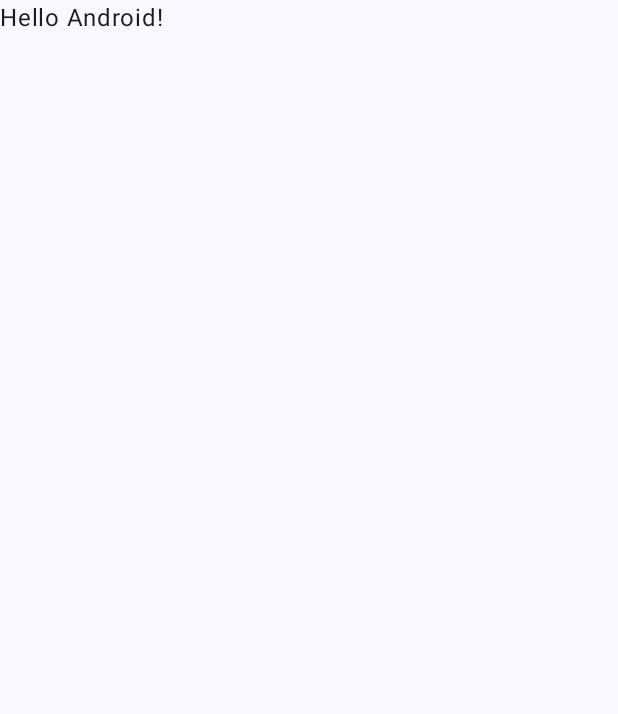
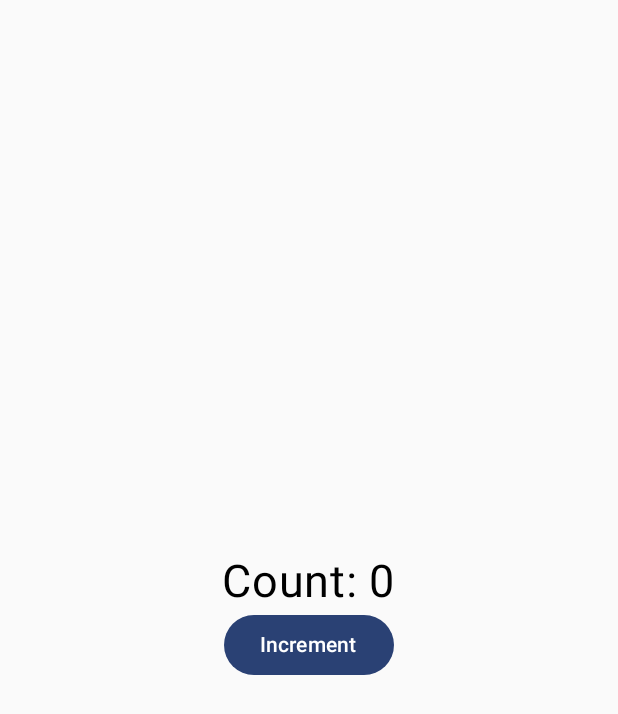
Before and after one commit to scamgi/kotlin-example, an Android app built with Jetpack Compose: the screen it shows after launch (MainActivity), on a phone screen of 412 x 824 dp. Before the commit the part shown is almost empty. Shown: the top 714 px of the screen. Run offline under Robolectric (Android 15) with nearby library versions, the phone set to English and light mode, and no system bars.

Commit message:
feat: create counter app

```diff
--- a/app/src/main/java/com/example/kotlinexample/MainActivity.kt
+++ b/app/src/main/java/com/example/kotlinexample/MainActivity.kt
@@ -4,13 +4,20 @@ import android.os.Bundle
 import androidx.activity.ComponentActivity
 import androidx.activity.compose.setContent
 import androidx.activity.enableEdgeToEdge
+import androidx.compose.foundation.layout.Arrangement
+import androidx.compose.foundation.layout.Column
 import androidx.compose.foundation.layout.fillMaxSize
-import androidx.compose.foundation.layout.padding
-import androidx.compose.material3.Scaffold
+import androidx.compose.material3.Button
 import androidx.compose.material3.Text
 import androidx.compose.runtime.Composable
+import androidx.compose.runtime.getValue
+import androidx.compose.runtime.mutableStateOf
+import androidx.compose.runtime.remember
+import androidx.compose.runtime.setValue
+import androidx.compose.ui.Alignment
 import androidx.compose.ui.Modifier
 import androidx.compose.ui.tooling.preview.Preview
+import androidx.compose.ui.unit.sp
 import com.example.kotlinexample.ui.theme.KotlinExampleTheme
 
 class MainActivity : ComponentActivity() {
@@ -19,29 +26,32 @@ class MainActivity : ComponentActivity() {
         enableEdgeToEdge()
         setContent {
             KotlinExampleTheme {
-                Scaffold(modifier = Modifier.fillMaxSize()) { innerPadding ->
-                    Greeting(
-                        name = "Android",
-                        modifier = Modifier.padding(innerPadding)
-                    )
-                }
+                CounterApp()
             }
         }
     }
 }
 
 @Composable
-fun Greeting(name: String, modifier: Modifier = Modifier) {
-    Text(
-        text = "Hello $name!",
-        modifier = modifier
-    )
+fun CounterApp() {
+    var count by remember { mutableStateOf(0) }
+
+    Column(
+        modifier = Modifier.fillMaxSize(),
+        verticalArrangement = Arrangement.Center,
+        horizontalAlignment = Alignment.CenterHorizontally
+    ) {
+        Text(text = "Count: $count", fontSize = 30.sp)
+        Button(onClick = { count++ }) {
+            Text("Increment")
+        }
+    }
 }
 
 @Preview(showBackground = true)
 @Composable
 fun GreetingPreview() {
     KotlinExampleTheme {
-        Greeting("Android")
+        CounterApp()
     }
 }
```
